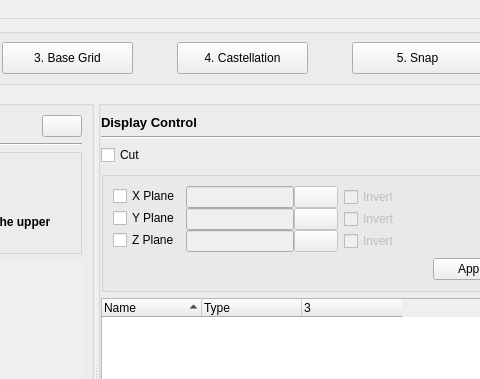
Above: baramMesh/view/main_window/main_window.ui from nextfoam/baram before the change; both pictures show x 368 to 848 and y 0 to 379 of the 1221 by 891 pixel window. Below: the same form after it.
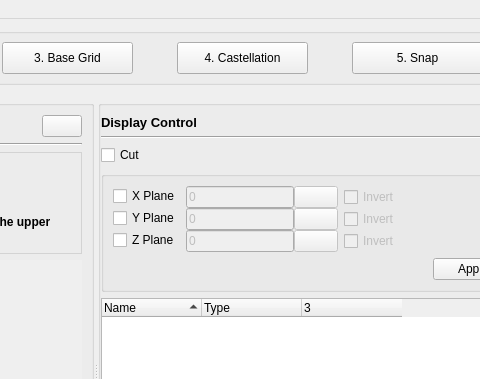
That is the form after the change. Icons and pictures are not drawn. Custom widgets are drawn as their Qt base class.

Commit message: Issue #342 Display Control에서 cut 좌표 편집중인 좌료포 plane widget 이동하도록 수정

```diff
--- a/baramMesh/view/main_window/main_window.ui
+++ b/baramMesh/view/main_window/main_window.ui
@@ -2375,6 +2375,9 @@
                                   <verstretch>0</verstretch>
                                  </sizepolicy>
                                 </property>
+                                <property name="text">
+                                 <string>0</string>
+                                </property>
                                </widget>
                               </item>
                               <item>
@@ -2458,6 +2461,9 @@
                                   <verstretch>0</verstretch>
                                  </sizepolicy>
                                 </property>
+                                <property name="text">
+                                 <string>0</string>
+                                </property>
                                </widget>
                               </item>
                               <item>
@@ -2541,6 +2547,9 @@
                                   <verstretch>0</verstretch>
                                  </sizepolicy>
                                 </property>
+                                <property name="text">
+                                 <string>0</string>
+                                </property>
                                </widget>
                               </item>
                               <item>
```
Left out of the diff: 8 changed lines with no effect on the pictures. The commit also changes 2 other files.
